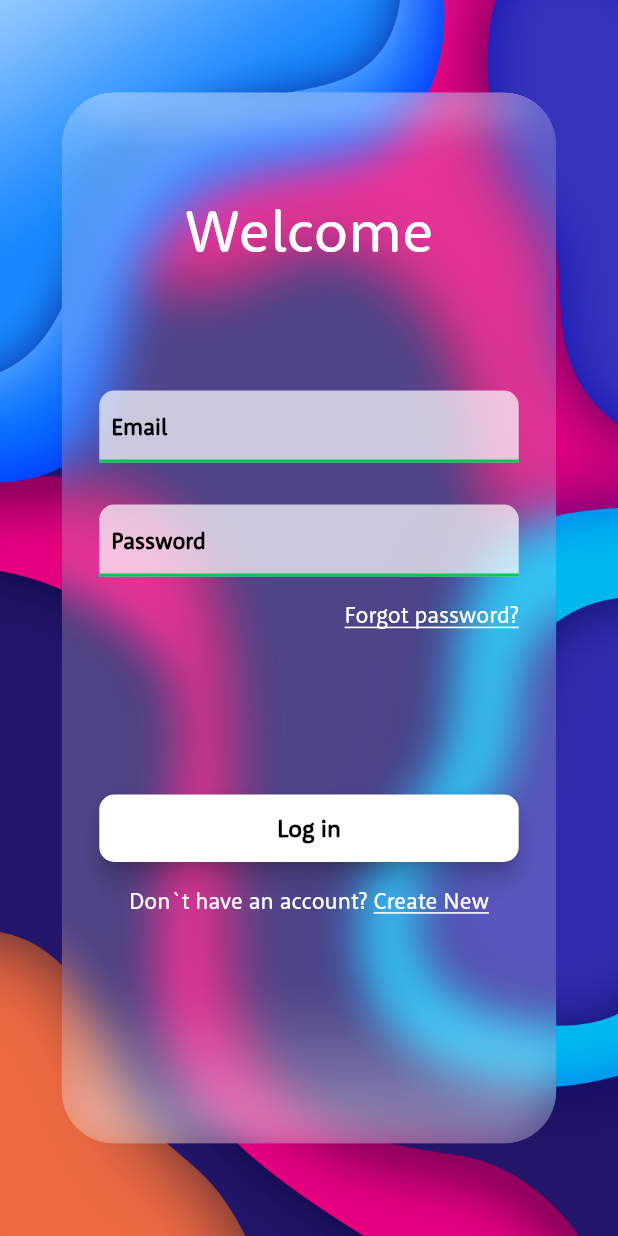
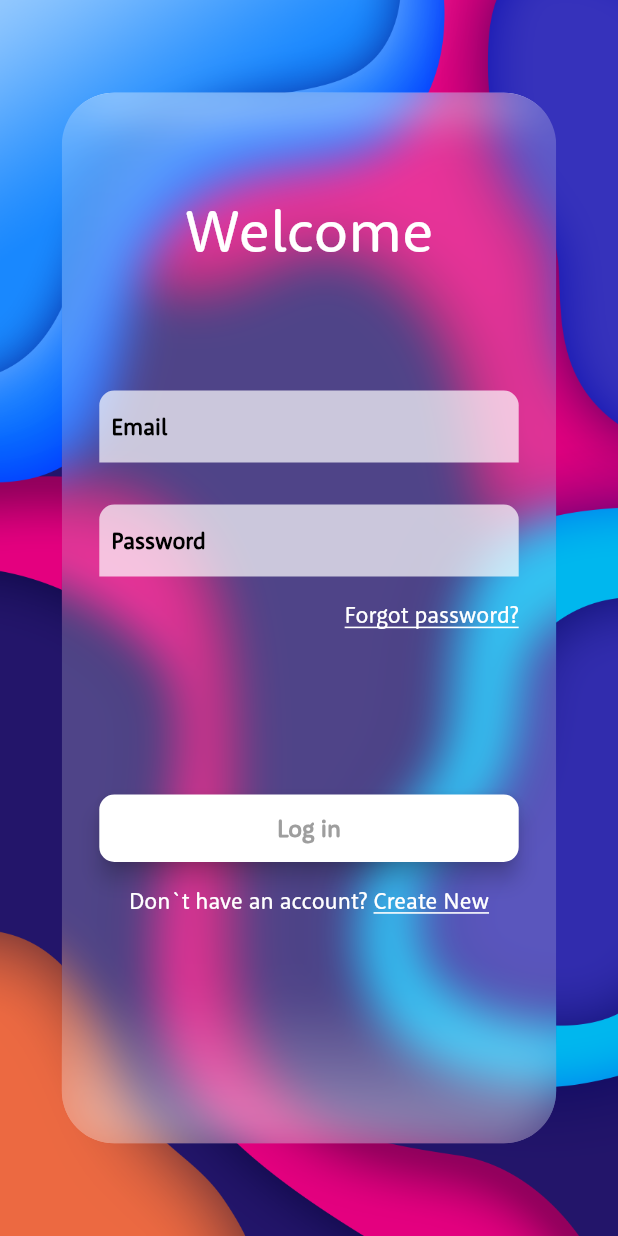
Before and after one commit to AlirezaKermaniDev/barg_test, a Flutter app: the screen it shows after launch, on a phone screen of 412 x 824 dp. Run offline on Flutter 3.47's test engine with Material 2 defaults, Android fonts, the phone set to English and light mode, and no system bars; our stand-ins replace dartz, email_validator, flutter_spinkit, freezed_annotation, get, get_it.

Commit message:
Login logic added

```diff
--- /dev/null
+++ b/lib/core/messages.dart
@@ -0,0 +1,13 @@
+import 'package:barg_test/core/failure/authentication_failure/authentication_failure.dart';
+
+class Messages {
+  static const String invalidEmail = "Invalid email address";
+  static const String invalidPassword =
+      "Password must contains :\n-At least 8 Characters\n-Minimum 1 Upper case\n-Minimum 1 lowercase\n-Minimum 1 Numeric Number\n-Minimum 1 Special Character ( ! @ # \$ & * ~) ";
+  static const String wrongPasswordOrEmail =
+      "Email address or password is incorrect";
+
+  static Map<AuthenticationFailure, String> authenticationFailureToMessage = {
+    const AuthenticationFailure.wrongPasswordOrEmail(): wrongPasswordOrEmail
+  };
+}
--- a/lib/core/value_object.dart
+++ b/lib/core/value_object.dart
@@ -7,6 +7,8 @@ import 'failure/value_failure/value_failure.dart';
 abstract class ValueObject<T> {
   const ValueObject();
   Either<ValueFailure<T>, T> get value;
+
+  bool isValid() => value.isRight();
 
   T getDataOrCrash() {
     // id = identity - same as writing (right) => right
--- a/lib/service/user_service/user_service.dart
+++ b/lib/service/user_service/user_service.dart
@@ -24,7 +24,7 @@ class UserService implements UserRepository {
 
     try {
       final result = await getUsersList();
-      return result.fold((l) => Left(l), (users) {
+      return result.fold((failure) => Left(failure), (users) {
         List<User> usersById = users.where((user) => user.guid == id).toList();
 
         if (usersById.isEmpty) {
--- a/lib/view/login_view/login_view.dart
+++ b/lib/view/login_view/login_view.dart
@@ -6,6 +6,7 @@ import 'package:barg_test/view/widgets/text_field_widget.dart';
 import 'package:barg_test/view_model/login_view_model.dart/login_view_model.dart';
 import 'package:flutter/material.dart';
 import 'package:get/get.dart';
+import 'package:flutter_spinkit/flutter_spinkit.dart';
 
 class LoginView extends GetView<LoginViewModel> {
   static const path = "/LoginView";
@@ -69,26 +70,11 @@ class LoginView extends GetView<LoginViewModel> {
           SizedBox(
             height: 45.0,
             width: Get.width,
-            child: ElevatedButton(
-              onPressed: () {},
-              style: ButtonStyle(
-                  elevation: MaterialStateProperty.all(6.0),
-                  shape: MaterialStateProperty.all(RoundedRectangleBorder(
-                      borderRadius: BorderRadius.circular(10))),
-                  backgroundColor: MaterialStateProperty.all(Colors.white)),
-              child: const Text(
-                "Log in",
-                style: TextStyle(
-                    fontWeight: FontWeight.bold,
-                    fontSize: 16,
-                    color: Colors.black),
+            child: _loginButtonWidget(),
           ),
-            ),
-          ),
-          const SizedBox(
-            height: 16.0,
-          ),
-          Row(
+          Padding(
+            padding: const EdgeInsets.only(top: 16.0),
+            child: Row(
               crossAxisAlignment: CrossAxisAlignment.center,
               mainAxisAlignment: MainAxisAlignment.center,
               children: const [
@@ -109,24 +95,55 @@ class LoginView extends GetView<LoginViewModel> {
                 ),
               ],
             ),
+          ),
         ],
       ),
     );
   }
 
+  GetBuilder<LoginViewModel> _loginButtonWidget() {
+    return GetBuilder<LoginViewModel>(builder: (controller) {
+      return ElevatedButton(
+        onPressed:
+            controller.isEmailAndPasswordValid() ? controller.loginToApp : null,
+        style: ButtonStyle(
+          overlayColor: MaterialStateProperty.all(Colors.black26),
+          elevation: MaterialStateProperty.all(6.0),
+          shape: MaterialStateProperty.all(
+              RoundedRectangleBorder(borderRadius: BorderRadius.circular(10))),
+          backgroundColor: MaterialStateProperty.all(Colors.white),
+          foregroundColor: MaterialStateProperty.all(
+              controller.isEmailAndPasswordValid()
+                  ? Colors.black
+                  : Colors.grey),
+        ),
+        child: controller.isLogging
+            ? SpinKitWave(
+                size: 20.0,
+                itemCount: 4,
+                itemBuilder: (context, index) => Container(
+                  decoration: BoxDecoration(
+                      borderRadius: BorderRadius.circular(8.0),
+                      color: Colors.black),
+                ),
+              )
+            : const Text(
+                "Log in",
+                style: TextStyle(
+                  fontWeight: FontWeight.bold,
+                  fontSize: 16,
+                ),
+              ),
+      );
+    });
+  }
+
   Column _glassBodyTextFieldsWidget() {
     return Column(
       crossAxisAlignment: CrossAxisAlignment.end,
-      children: const [
-        Padding(
-          padding: EdgeInsets.only(bottom: 28.0),
-          child: TextFieldWidget(hint: "Email"),
-        ),
-        Padding(
-          padding: EdgeInsets.only(bottom: 16.0),
-          child: TextFieldWidget(hint: "Password"),
-        ),
-        Text(
+      children: [
+        _textFeildsWidget(),
+        const Text(
           "Forgot password?",
           style: TextStyle(
               decoration: TextDecoration.underline,
@@ -138,6 +155,30 @@ class LoginView extends GetView<LoginViewModel> {
     );
   }
 
+  GetBuilder<LoginViewModel> _textFeildsWidget() {
+    return GetBuilder<LoginViewModel>(builder: (controller) {
+      return Column(
+        children: [
+          Padding(
+            padding: const EdgeInsets.only(bottom: 28.0),
+            child: TextFieldWidget(
+              hint: "Email",
+              controller: controller.emailController,
+              errorText: controller.emailFieldErrorText,
+            ),
+          ),
+          Padding(
+            padding: const EdgeInsets.only(bottom: 16.0),
+            child: TextFieldWidget(
+                hint: "Password",
+                controller: controller.passwordController,
+                errorText: controller.passwordFieldErrorText),
+          ),
+        ],
+      );
+    });
+  }
+
   Text _glassBodyHeaderWidget() {
     return const Text(
       "Welcome",
--- a/lib/view/widgets/text_field_widget.dart
+++ b/lib/view/widgets/text_field_widget.dart
@@ -3,46 +3,68 @@ import 'package:flutter/material.dart';
 class TextFieldWidget extends StatelessWidget {
   final String hint;
   final String? errorText;
-  final TextEditingController? textEditingController;
+  final TextEditingController controller;
   const TextFieldWidget({
     Key? key,
     required this.hint,
     this.errorText,
-    this.textEditingController,
+    required this.controller,
   }) : super(key: key);
 
   @override
   Widget build(BuildContext context) {
     return Stack(
       children: [
-        Container(
-            height: 48.0,
-            decoration: BoxDecoration(
-                color: Colors.white.withOpacity(0.7),
-                borderRadius: const BorderRadius.only(
-                    topLeft: Radius.circular(10.0),
-                    topRight: Radius.circular(10.0)))),
+        _backgroundWidget(),
         TextField(
-          controller: textEditingController,
+          controller: controller,
           decoration: InputDecoration(
               errorText: errorText,
-              enabledBorder: UnderlineInputBorder(
-                  borderSide:
-                      BorderSide(color: Colors.greenAccent[700]!, width: 2)),
-              errorStyle: TextStyle(
-                  color: Colors.pinkAccent[400]!,
-                  fontSize: 13.0,
-                  fontWeight: FontWeight.w500),
-              errorBorder: UnderlineInputBorder(
-                  borderSide:
-                      BorderSide(color: Colors.pinkAccent[400]!, width: 2)),
+              errorMaxLines: 6,
+              focusedBorder: _enabledBorder(),
+              enabledBorder: _enabledBorder(),
+              errorStyle: _errorStyle(),
+              errorBorder: _errorBorder(),
               contentPadding: const EdgeInsets.only(right: 8.0, left: 8.0),
               hintText: hint,
               hintStyle: const TextStyle(color: Colors.black)),
-          style: const TextStyle(
-              fontWeight: FontWeight.bold, color: Colors.black, fontSize: 15.0),
+          style: _style(),
         ),
       ],
     );
   }
+
+  TextStyle _style() {
+    return const TextStyle(
+        fontWeight: FontWeight.bold, color: Colors.black, fontSize: 15.0);
+  }
+
+  UnderlineInputBorder _errorBorder() {
+    return UnderlineInputBorder(
+        borderSide: BorderSide(color: Colors.pinkAccent[400]!, width: 2));
+  }
+
+  TextStyle _errorStyle() {
+    return TextStyle(
+        color: Colors.pink[200], fontSize: 13.0, fontWeight: FontWeight.w500);
+  }
+
+  UnderlineInputBorder _enabledBorder() {
+    return UnderlineInputBorder(
+        borderSide: BorderSide(
+            color: controller.value.text.isEmpty
+                ? Colors.transparent
+                : Colors.greenAccent[700]!,
+            width: 2));
+  }
+
+  Container _backgroundWidget() {
+    return Container(
+        height: 48.0,
+        decoration: BoxDecoration(
+            color: Colors.white.withOpacity(0.7),
+            borderRadius: const BorderRadius.only(
+                topLeft: Radius.circular(10.0),
+                topRight: Radius.circular(10.0))));
+  }
 }
--- a/pubspec.yaml
+++ b/pubspec.yaml
@@ -19,6 +19,7 @@ dependencies:
   shimmer_animation: ^2.1.0+1
   dartz: ^0.10.1
   email_validator: ^2.0.1
+  flutter_spinkit: ^5.1.0
 
 dev_dependencies:
   flutter_test:
```
Also changed, not shown: lib/view_model/login_view_model.dart/login_view_model.dart (+72 -1 lines), lib/view_model/utils/show_snack_bar.dart (added, +16 -0 lines), pubspec.lock. Lines whose indentation alone changed are shown as unchanged.
